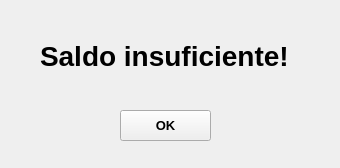
The window that erro.ui (Pindoba/Comanda-pre) describes before a commit, drawn with Qt 5.
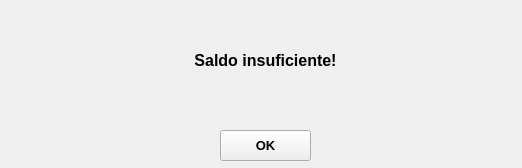
The same window after the commit.

```diff
--- a/erro.ui
+++ b/erro.ui
@@ -6,7 +6,7 @@
    <rect>
     <x>0</x>
     <y>0</y>
-    <width>340</width>
+    <width>522</width>
     <height>168</height>
    </rect>
   </property>
@@ -16,28 +16,28 @@
   <widget class="QLabel" name="label">
    <property name="geometry">
     <rect>
-     <x>40</x>
-     <y>20</y>
-     <width>271</width>
-     <height>71</height>
+     <x>10</x>
+     <y>10</y>
+     <width>511</width>
+     <height>101</height>
     </rect>
    </property>
    <property name="font">
     <font>
-     <pointsize>21</pointsize>
+     <pointsize>12</pointsize>
      <weight>75</weight>
      <bold>true</bold>
     </font>
    </property>
    <property name="text">
-    <string>Saldo insuficiente!</string>
+    <string>&lt;html&gt;&lt;head/&gt;&lt;body&gt;&lt;p align=&quot;center&quot;&gt;Saldo insuficiente!&lt;/p&gt;&lt;/body&gt;&lt;/html&gt;</string>
    </property>
   </widget>
   <widget class="QPushButton" name="pushButton">
    <property name="geometry">
     <rect>
-     <x>120</x>
-     <y>110</y>
+     <x>220</x>
+     <y>130</y>
      <width>91</width>
      <height>31</height>
     </rect>
```
Left out of the diff: 2 changed lines with no effect on the pictures.
